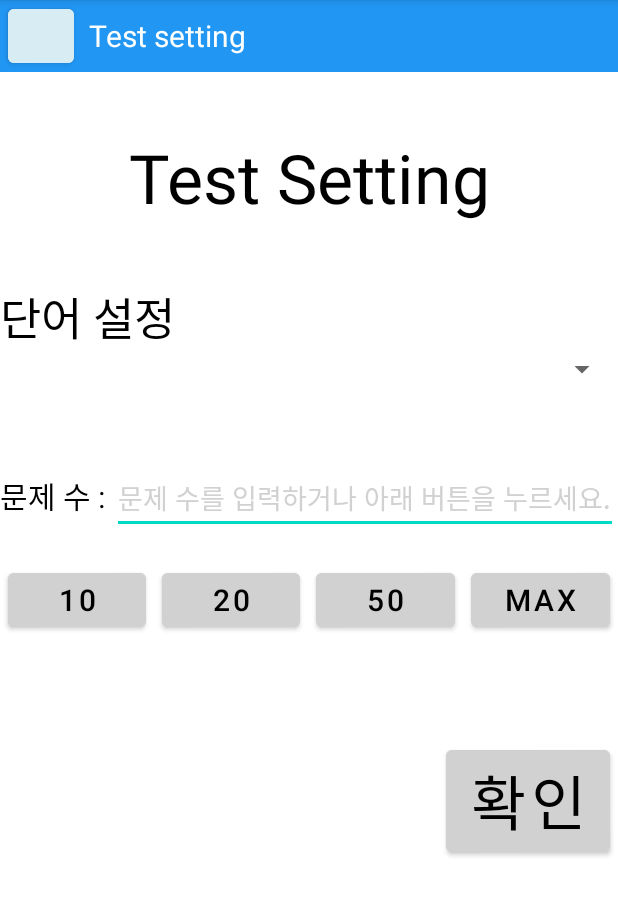
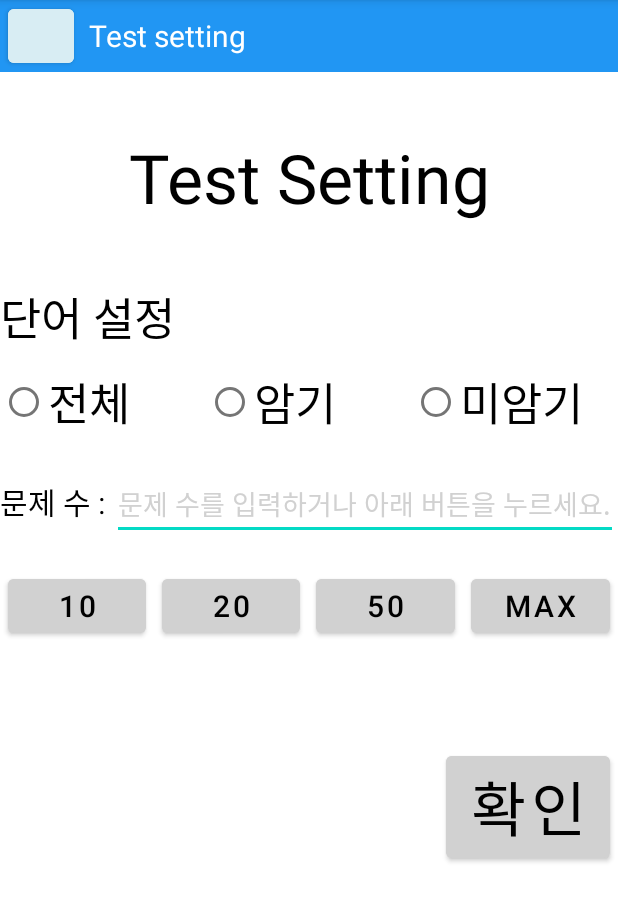
Before and after one commit to MountainHS/EnglishVocabulary, an Android app: the TestSetting screen opened directly, with no data from a screen before it, on a phone screen of 412 x 824 dp, the part 84-1006 px from its top. Run offline under Robolectric (Android 15) with nearby library versions, the phone set to English and light mode, and no system bars; our stand-ins replace Firebase (no records; nobody signed in at launch, a user with empty details on screens opened directly).

```diff
--- a/app/src/main/res/layout/activity_test_setting.xml
+++ b/app/src/main/res/layout/activity_test_setting.xml
@@ -21,11 +21,11 @@
 
             <Button
                 android:id="@+id/button_openDrawerWithTestSetting"
-                android:backgroundTint="@color/light_blue"
                 android:layout_width="0dp"
                 android:layout_height="wrap_content"
                 android:layout_marginLeft="5dp"
-                android:layout_weight="1" />
+                android:layout_weight="1"
+                android:backgroundTint="@color/light_blue" />
 
             <TextView
                 android:layout_width="0dp"
@@ -55,17 +55,53 @@
             android:textColor="@color/black"
             android:textSize="30dp" />
 
-        <!--spinner를 사용하자-->
-        <Spinner
-            android:id="@+id/spinner_ListSelect"
+        <LinearLayout
             android:layout_width="match_parent"
-            android:layout_height="wrap_content"/>
+            android:layout_height="wrap_content"
+            android:orientation="horizontal"
+            android:layout_marginTop="10dp">
+
+            <RadioGroup
+                android:layout_width="match_parent"
+                android:layout_height="wrap_content"
+                android:orientation="horizontal">
+
+                <RadioButton
+                    android:id="@+id/radiobutton_all"
+                    android:layout_width="0dp"
+                    android:layout_height="wrap_content"
+                    android:layout_weight="1"
+                    android:text="전체"
+                    android:textColor="@color/black"
+                    android:textSize="30dp" />
+
+                <RadioButton
+                    android:id="@+id/radiobutton_amgi"
+                    android:layout_width="0dp"
+                    android:layout_height="wrap_content"
+                    android:layout_weight="1"
+                    android:text="암기"
+                    android:textColor="@color/black"
+                    android:textSize="30dp" />
+
+                <RadioButton
+                    android:id="@+id/radiobutton_miamgi"
+                    android:layout_width="0dp"
+                    android:layout_height="wrap_content"
+                    android:layout_weight="1"
+                    android:text="미암기"
+                    android:textColor="@color/black"
+                    android:textSize="30dp" />
+
+            </RadioGroup>
+
+        </LinearLayout>
 
 
         <LinearLayout
             android:layout_width="match_parent"
             android:layout_height="wrap_content"
-            android:layout_marginTop="50dp"
+            android:layout_marginTop="20dp"
             android:orientation="horizontal">
 
             <TextView
@@ -73,69 +109,72 @@
                 android:layout_height="wrap_content"
                 android:text="문제 수 : "
                 android:textColor="@color/black"
-                android:textSize="20dp"/>
+                android:textSize="20dp" />
 
             <EditText
                 android:id="@+id/edittext_numberoftest"
                 android:layout_width="match_parent"
                 android:layout_height="wrap_content"
                 android:enabled="true"
+                android:hint="문제 수를 입력하거나 아래 버튼을 누르세요."
                 android:inputType="number"
-                android:textColorHint="@color/light_gray"
                 android:textColor="@color/black"
-                android:hint="문제 수를 입력하거나 아래 버튼을 누르세요." />
+                android:textColorHint="@color/light_gray" />
         </LinearLayout>
 
         <LinearLayout
             android:layout_width="match_parent"
             android:layout_height="wrap_content"
-            android:orientation="horizontal"
-            android:layout_marginTop="20dp">
+            android:layout_marginTop="20dp"
+            android:orientation="horizontal">
 
             <Button
                 android:id="@+id/button_plus10test"
+                android:layout_width="0dp"
+                android:layout_height="wrap_content"
                 android:layout_marginLeft="5dp"
                 android:layout_marginRight="5dp"
                 android:layout_weight="1"
+                android:backgroundTint="@color/light_gray"
+                android:text="10"
+                android:textColor="@color/black"
+                android:textSize="20dp" />
+
+            <Button
+                android:id="@+id/button_plus20test"
                 android:layout_width="0dp"
                 android:layout_height="wrap_content"
-                android:textSize="20dp"
-                android:text="10"
-                android:textColor="@color/black"
-                android:backgroundTint="@color/light_gray"/>
-            <Button
-                android:id="@+id/button_plus20test"
                 android:layout_marginLeft="5dp"
                 android:layout_marginRight="5dp"
                 android:layout_weight="1"
+                android:backgroundTint="@color/light_gray"
+                android:text="20"
+                android:textColor="@color/black"
+                android:textSize="20dp" />
+
+            <Button
+                android:id="@+id/button_plus50test"
                 android:layout_width="0dp"
                 android:layout_height="wrap_content"
-                android:textSize="20dp"
-                android:text="20"
-                android:textColor="@color/black"
-                android:backgroundTint="@color/light_gray"/>
-            <Button
-                android:id="@+id/button_plus50test"
                 android:layout_marginLeft="5dp"
                 android:layout_marginRight="5dp"
                 android:layout_weight="1"
+                android:backgroundTint="@color/light_gray"
+                android:text="50"
+                android:textColor="@color/black"
+                android:textSize="20dp" />
+
+            <Button
+                android:id="@+id/button_plusMAXtest"
                 android:layout_width="0dp"
                 android:layout_height="wrap_content"
-                android:textSize="20dp"
-                android:text="50"
-                android:textColor="@color/black"
-                android:backgroundTint="@color/light_gray"/>
-            <Button
-                android:id="@+id/button_plusMAXtest"
                 android:layout_marginLeft="5dp"
                 android:layout_marginRight="5dp"
                 android:layout_weight="1"
-                android:layout_width="0dp"
-                android:layout_height="wrap_content"
-                android:textSize="20dp"
+                android:backgroundTint="@color/light_gray"
                 android:text="MAX"
                 android:textColor="@color/black"
-                android:backgroundTint="@color/light_gray"/>
+                android:textSize="20dp" />
 
         </LinearLayout>
 
@@ -143,17 +182,15 @@
             android:id="@+id/button_startTest"
             android:layout_width="wrap_content"
             android:layout_height="wrap_content"
+            android:layout_gravity="right"
             android:layout_marginTop="70dp"
             android:layout_marginRight="5dp"
-            android:textSize="40dp"
+            android:backgroundTint="@color/light_gray"
             android:text="확인"
             android:textColor="@color/black"
-            android:backgroundTint="@color/light_gray"
-            android:layout_gravity="right"
-            />
+            android:textSize="40dp" />
 
     </LinearLayout>
 
-    <include
-        layout="@layout/activity_drawer"/>
+    <include layout="@layout/activity_drawer" />
 </androidx.drawerlayout.widget.DrawerLayout>
```
Also changed, not shown: app/src/main/java/com/example/englishvocabulary/ListWord.java (+24 -0 lines), app/src/main/java/com/example/englishvocabulary/MainActivity.java (+42 -0 lines), app/src/main/java/com/example/englishvocabulary/StudyWord.java (+23 -0 lines), app/src/main/res/layout/activity_main.xml (+7 -4 lines).
